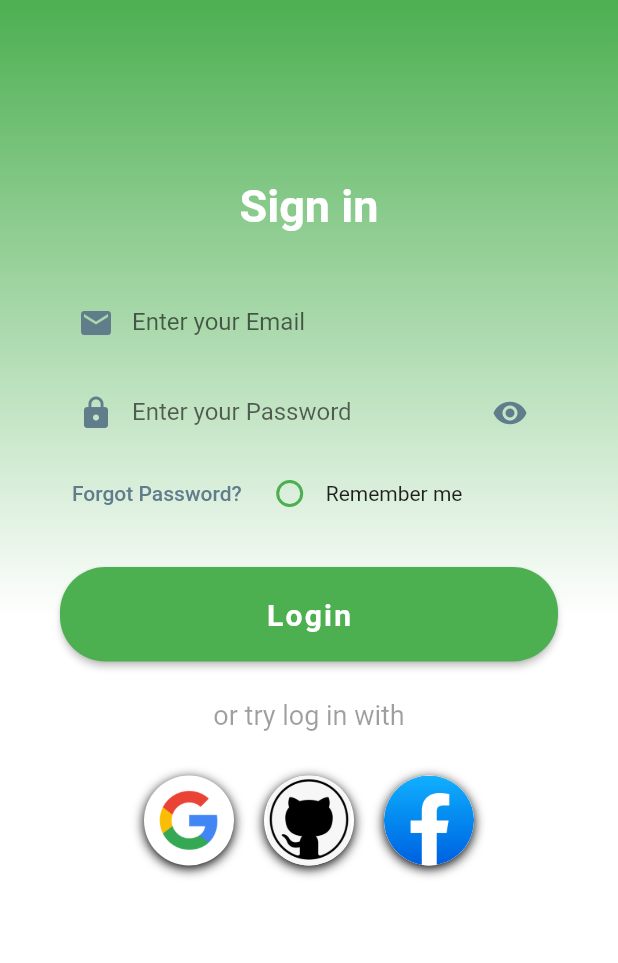
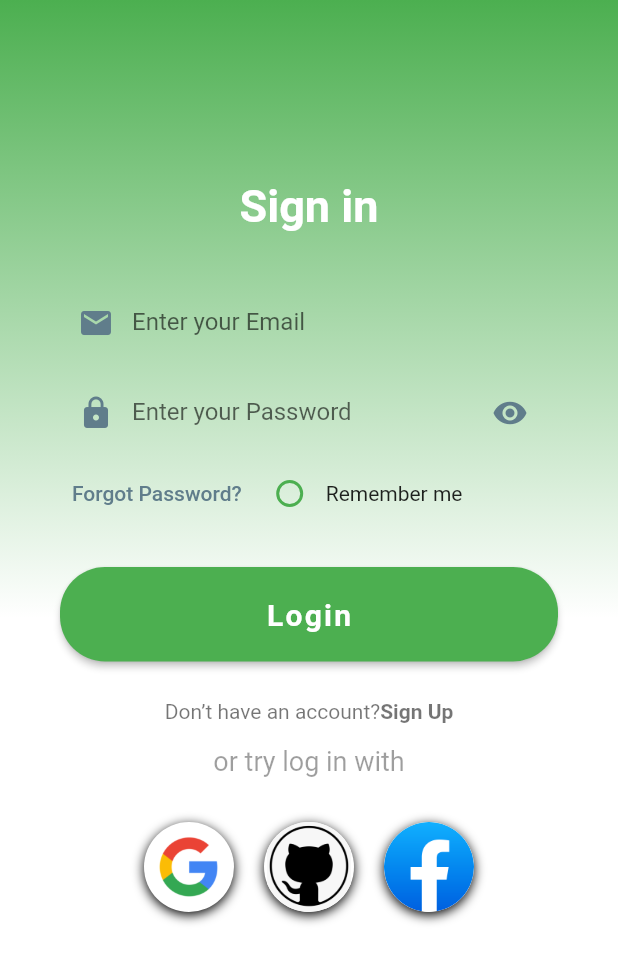
Before and after one commit to MohammadHuseyn/Reddit-SBU, a Flutter app: the screen it shows after launch, on a phone screen of 412 x 824 dp. Shown: the top 963 px of the screen. Run offline on Flutter 3.47's test engine with Material 2 defaults, Android fonts, the phone set to English and light mode, and no system bars; our stand-ins replace firebase_auth, google_sign_in; missing offline and left inert: dart:html, firebase_auth_web, firebase_core_web, google_sign_in_web; accounts and stored records are empty; Roboto replaces fonts that are missing (Ooohbaby).

Commit message:
Sign in:Dont have an account done

```diff
--- a/lib/Authentication/Login.dart
+++ b/lib/Authentication/Login.dart
@@ -1,5 +1,6 @@
 import 'dart:html';
 import 'package:firebase_auth/firebase_auth.dart';
+import 'package:flutter/gestures.dart';
 import 'package:google_sign_in/google_sign_in.dart';
 import 'package:flutter/material.dart';
 
@@ -14,7 +15,7 @@ class _LoginpageState extends State<Loginpage> {
   bool rememberMe = false;
   bool unvisibility = true;
 
-  void changestateunvisibility(){
+  void changestateunvisibility() {
     setState(() {
       unvisibility = !unvisibility;
     });
@@ -35,7 +36,10 @@ class _LoginpageState extends State<Loginpage> {
               contentPadding: EdgeInsets.only(top: 14.0),
               prefixIcon: Icon(Icons.lock, color: Colors.blueGrey),
               suffixIcon: TextButton(
-                child: Icon(Icons.visibility,color: Colors.blueGrey,),
+                child: Icon(
+                  Icons.visibility,
+                  color: Colors.blueGrey,
+                ),
                 onPressed: changestateunvisibility,
               ),
               hintText: 'Enter your Password',
@@ -238,6 +242,32 @@ class _LoginpageState extends State<Loginpage> {
     );
   }
 
+  Widget Donthaveaccount() {
+    return Row(
+      mainAxisAlignment: MainAxisAlignment.center,
+      children: <Widget>[
+        Text(
+          'Don’t have an account?',
+          style: TextStyle(
+            color: Colors.black54,
+          ),
+        ),
+        GestureDetector(
+          onTap: () {
+            print('or Sign Up pressed');
+          },
+          child: Text(
+            'Sign Up',
+            style: TextStyle(
+              color: Colors.black54,
+              fontWeight: FontWeight.bold,
+            ),
+          ),
+        ),
+      ],
+    );
+  }
+
   @override
   Widget build(BuildContext context) {
     return Scaffold(
@@ -286,6 +316,10 @@ class _LoginpageState extends State<Loginpage> {
                     ],
                   )),
                   _LoginBox(),
+                  Donthaveaccount(),
+                  SizedBox(
+                    height: 15.0,
+                  ),
                   _Signinwith(),
                   SizedBox(
                     height: 30.0,
```
